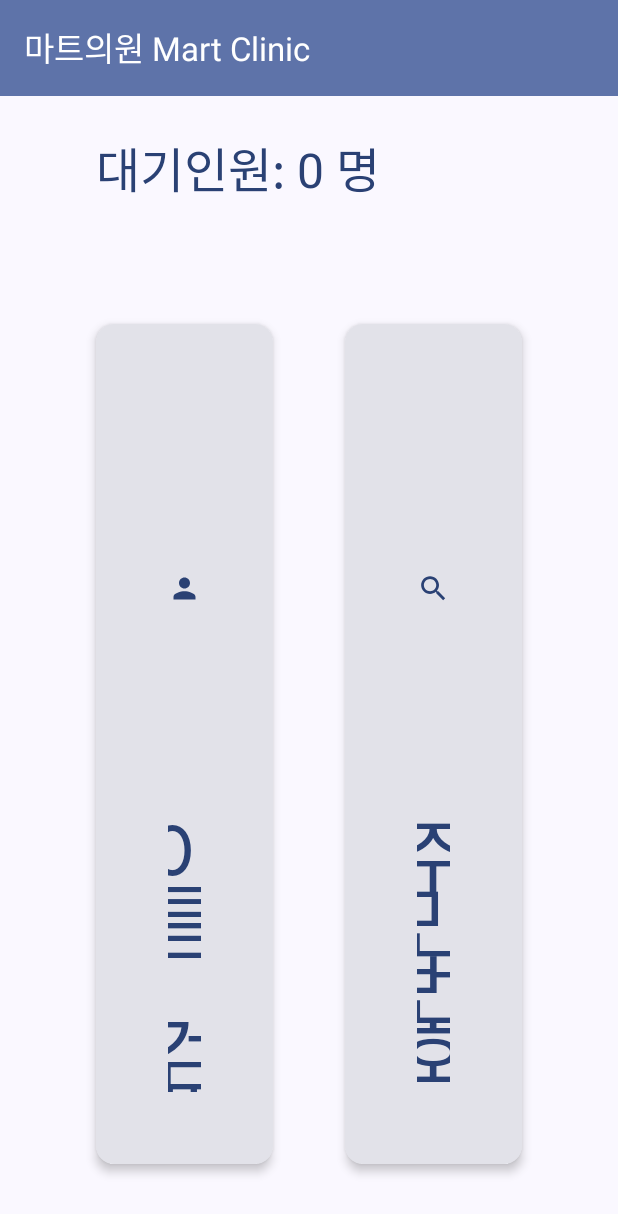
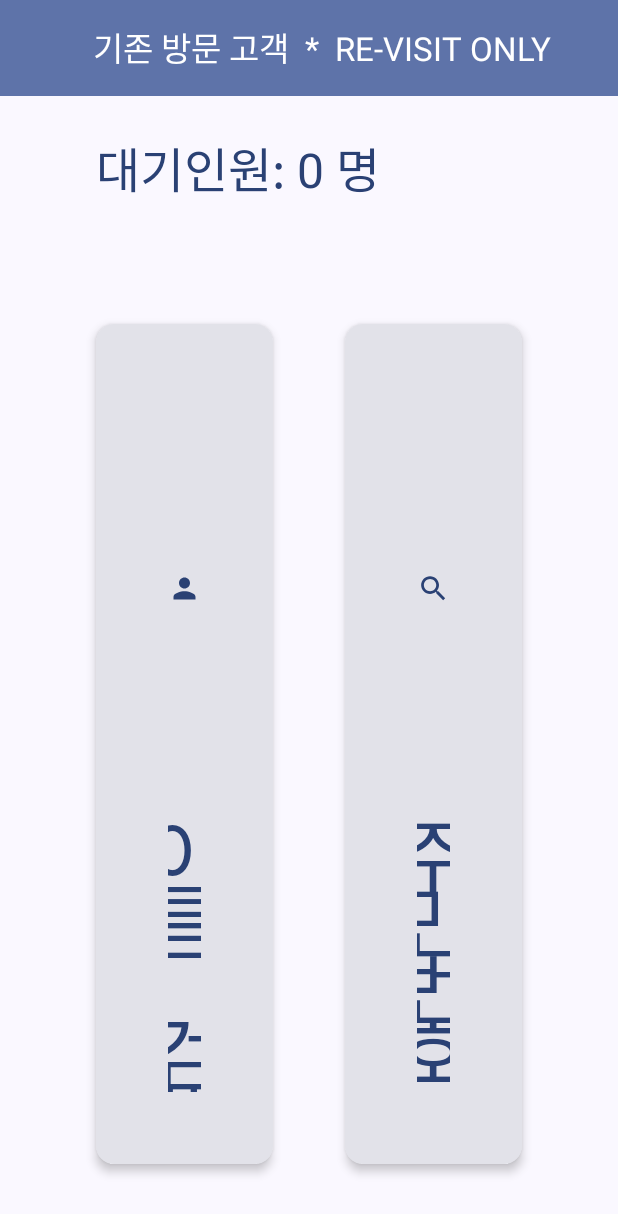
Before and after one commit to hanyusok/MartClinic, an Android app built with Jetpack Compose: the screen it shows after launch (MainActivity), on a phone screen of 412 x 824 dp. Shown: the top 1214 px of the screen. Run offline under Robolectric (Android 15) with nearby library versions, the phone set to English and light mode, and no system bars; our stand-ins replace Dagger/Hilt's generated code; libraries missing offline, so code that uses them is left out: com.jakewharton.retrofit2.

Commit message:
revist comment

```diff
--- a/app/src/main/java/com/example/martclinic/ui/screens/HomeScreen.kt
+++ b/app/src/main/java/com/example/martclinic/ui/screens/HomeScreen.kt
@@ -26,7 +26,13 @@ fun HomeScreen(
     Scaffold(
         topBar = {
             TopAppBar(
-                title = { Text("마트의원 Mart Clinic") },
+                title = {
+                    Text(
+                        "기존 방문 고객  *  RE-VISIT ONLY",
+                        modifier = Modifier.fillMaxWidth(),
+                        textAlign = TextAlign.Center
+                    )
+                },
                 colors = TopAppBarDefaults.topAppBarColors(
                     containerColor = MaterialTheme.colorScheme.primaryContainer,
                     titleContentColor = MaterialTheme.colorScheme.onPrimaryContainer
```
